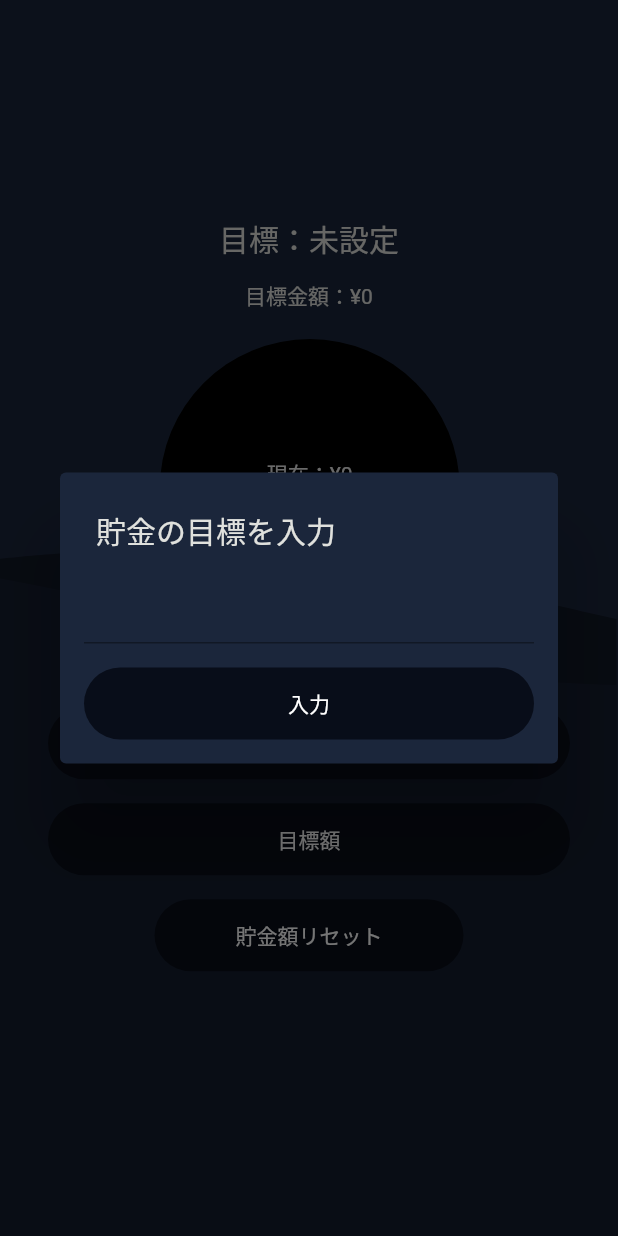
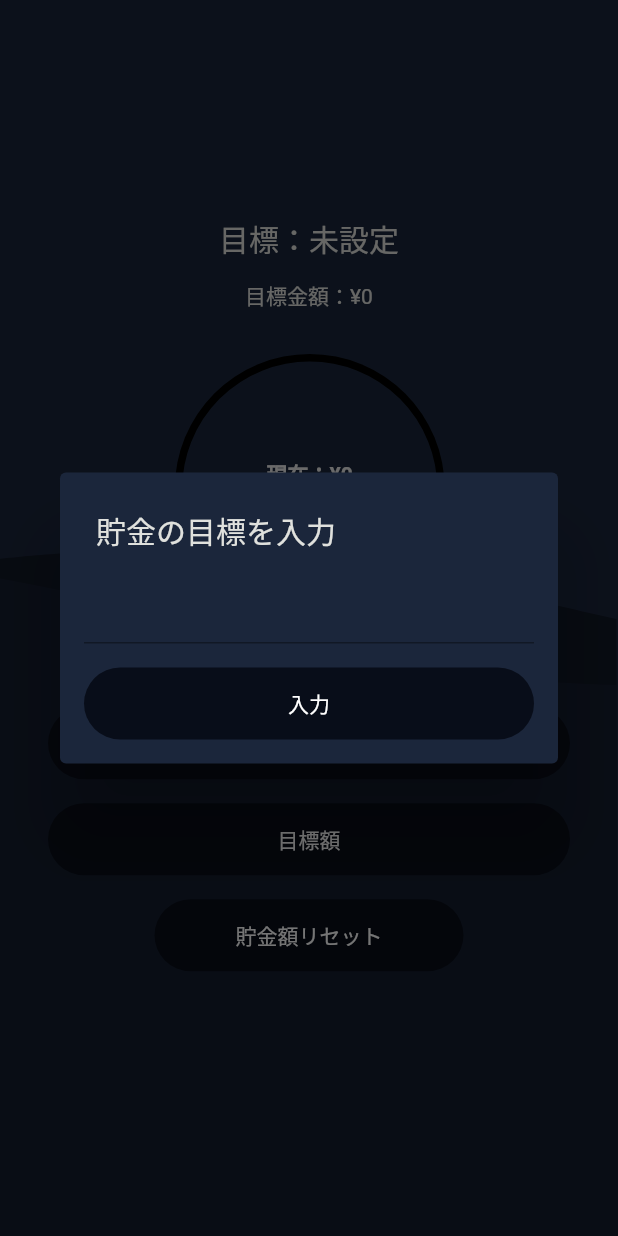
Before and after one commit to mazemaze/Flutter_FillingGood, a Flutter app: the screen it shows after launch, after a tap on "目標", on a phone screen of 412 x 824 dp. Run offline on Flutter 3.47's test engine with Material 2 defaults, Android fonts, the phone set to English and light mode, and no system bars; drawn by our look-alikes of google_mobile_ads; our stand-ins replace shared_preferences; network calls fail; statements that could not run were skipped.

Commit message:
Add progress animation and dialog to celebrate

```diff
--- a/lib/admob/admob.dart
+++ b/lib/admob/admob.dart
@@ -5,9 +5,9 @@ import 'package:flutter/material.dart';
 class AdMobService {
   String? getBannerAdUnitId() {
     if (Platform.isAndroid) {
-      return 'ca-app-pub-3940256099942544/6300978111';
+      return 'ca-app-pub-9406495332982701/6614142752';
     } else if (Platform.isIOS) {
-      return 'ca-app-pub-3940256099942544/2934735716';
+      return 'ca-app-pub-9406495332982701/3512502542';
     }
     return null;
   }
--- /dev/null
+++ b/lib/screens/circle_progress.dart
@@ -0,0 +1,139 @@
+import 'dart:math';
+
+import 'package:flutter/material.dart';
+
+class WaveProgress extends StatefulWidget {
+  final double size;
+  final Color borderColor, fillColor;
+  final double progress;
+
+  WaveProgress(this.size, this.borderColor, this.fillColor, this.progress);
+
+  @override
+  WaveProgressState createState() => new WaveProgressState();
+}
+
+class WaveProgressState extends State<WaveProgress>
+    with TickerProviderStateMixin {
+  late AnimationController controller;
+
+  @override
+  void initState() {
+    super.initState();
+    controller = AnimationController(
+      vsync: this,
+      duration: Duration(milliseconds: 2500),
+    );
+
+    controller.repeat();
+  }
+
+  @override
+  void dispose() {
+    controller.dispose();
+    super.dispose();
+  }
+
+  @override
+  Widget build(BuildContext context) {
+    return new Container(
+        width: widget.size,
+        height: widget.size,
+        //decoration: new BoxDecoration(color: Colors.green),
+        child: ClipPath(
+            clipper: CircleClipper(),
+            child: new AnimatedBuilder(
+                animation: controller,
+                builder: (BuildContext context, Widget? child) {
+                  return CustomPaint(
+                      painter: WaveProgressPainter(
+                          controller,
+                          widget.borderColor,
+                          widget.fillColor,
+                          widget.progress));
+                })));
+  }
+}
+
+class WaveProgressPainter extends CustomPainter {
+  late Animation<double> _animation;
+  late Color borderColor, fillColor;
+  late double _progress;
+
+  WaveProgressPainter(
+      this._animation, this.borderColor, this.fillColor, this._progress)
+      : super(repaint: _animation);
+
+  @override
+  void paint(Canvas canvas, Size size) {
+    // draw small wave
+    Paint wave2Paint = new Paint()..color = fillColor.withOpacity(0.5);
+    double p = _progress / 100.0;
+    double n = 4.2;
+    double amp = 4.0;
+    double baseHeight = (1 - p) * size.height;
+
+    Path path = Path();
+    path.moveTo(0.0, baseHeight);
+    for (double i = 0.0; i < size.width; i++) {
+      path.lineTo(
+          i,
+          baseHeight +
+              sin((i / size.width * 2 * pi * n) +
+                      (_animation.value * 2 * pi) +
+                      pi * 1) *
+                  amp);
+    }
+
+    path.lineTo(size.width, size.height);
+    path.lineTo(0.0, size.height);
+    path.close();
+    canvas.drawPath(path, wave2Paint);
+
+    // draw big wave
+    Paint wave1Paint = new Paint()..color = fillColor;
+    n = 2.2;
+    amp = 10.0;
+
+    path = Path();
+    path.moveTo(0.0, baseHeight);
+    for (double i = 0.0; i < size.width; i++) {
+      path.lineTo(
+          i,
+          baseHeight +
+              sin((i / size.width * 2 * pi * n) + (_animation.value * 2 * pi)) *
+                  amp);
+    }
+
+    path.lineTo(size.width, size.height);
+    path.lineTo(0.0, size.height);
+    path.close();
+    canvas.drawPath(path, wave1Paint);
+
+    // draw border
+    Paint borderPaint = new Paint()
+      ..color = borderColor
+      ..style = PaintingStyle.stroke
+      ..strokeWidth = 10.0;
+
+    canvas.drawCircle(size.center(Offset.zero), size.width / 2, borderPaint);
+  }
+
+  @override
+  bool shouldRepaint(CustomPainter oldDelegate) => true;
+}
+
+class CircleClipper extends CustomClipper<Path> {
+  @override
+  Path getClip(Size size) {
+    return Path()
+      ..addOval(new Rect.fromCircle(
+          center: new Offset(size.width / 2, size.height / 2),
+          radius: size.width / 2));
+  }
+
+  @override
+  bool shouldReclip(CustomClipper<Path> oldClipper) {
+    return true;
+  }
+}
--- a/lib/screens/home_screen.dart
+++ b/lib/screens/home_screen.dart
@@ -2,6 +2,7 @@ import 'package:flutter/material.dart';
 import 'package:google_mobile_ads/google_mobile_ads.dart';
 import 'package:help_me_save/admob/admob.dart';
 import 'package:help_me_save/screens/animated_background.dart';
+import 'package:help_me_save/screens/circle_progress.dart';
 import 'package:help_me_save/utils/color.dart';
 import 'dart:math';
 
@@ -32,6 +33,7 @@ class _HomeScreenState extends State<HomeScreen>
   late String currentGoal;
   late int currentGoalAmount;
   late AnimationController _controller;
+  bool isSucceed = false;
   int padValue = 1;
   void initData() async {
     SharedPreferences pref = await SharedPreferences.getInstance();
@@ -39,8 +41,36 @@ class _HomeScreenState extends State<HomeScreen>
       currentAmount = pref.getInt("amount") ?? 0;
       currentGoal = pref.getString("goal") ?? "未設定";
       currentGoalAmount = pref.getInt("goalAmount") ?? 0;
-      padValue = ((currentAmount / currentGoalAmount) * 10).toInt();
-      print(padValue);
+      final value = ((currentAmount / currentGoalAmount) * 100).toInt();
+      padValue = value.isNaN ? 0 : value;
+    });
+  }
+
+  void checkIfGoalisSatisfied() {
+    if (currentAmount > currentGoalAmount) {
+      setState(() {
+        isSucceed = true;
+      });
+    }
+  }
+
+  void resetAllSettings() {
+    LocalStorageService service = LocalStorageService();
+    setState(() {
+      service.saveNewGoal("未設定");
+      service.setToNewGoalAmount(0);
+      service.resetAmount();
+      padValue = 0;
+    });
+    initData();
+  }
+
+  Future setCurrentAmount() async {
+    SharedPreferences pref = await SharedPreferences.getInstance();
+    setState(() {
+      currentAmount = pref.getInt("amount") ?? 0;
+      final value = ((currentAmount / currentGoalAmount) * 100).toInt();
+      padValue = value.isNaN ? 0 : value;
     });
   }
 
@@ -54,7 +84,6 @@ class _HomeScreenState extends State<HomeScreen>
       duration: Duration(seconds: 2),
       reverseDuration: Duration(seconds: 2),
     );
-    print(_controller.status);
     _controller
       ..addListener(() {
         setState(() {});
@@ -135,27 +164,93 @@ class _HomeScreenState extends State<HomeScreen>
         margin: EdgeInsets.symmetric(vertical: 16),
         width: 200,
         height: 200,
-        child: MyFillingContainer(
-          amount: "$currentAmount",
-          progress: padValue / 10,
-          size: 200,
-          backgroundColor: Colors.black,
-          progressColor: Colors.blue,
-          function: () => showDialog(
+        child: GestureDetector(
+            onTap: () => showDialog(
                   context: context,
-            builder: (_) => _buildInputDialog(context, () {
+                  builder: (_) => _buildInputDialog(context, () async {
+                    setState(() {
                       LocalStorageService().addAmount(
                         currentAmount,
                         int.parse(
                           amount.text,
                         ),
                       );
-              initData();
+                      checkIfGoalisSatisfied();
+                    });
+                    await setCurrentAmount();
                     amount.text = "";
+                    print(currentAmount >= currentGoalAmount);
+                    if (currentAmount >= currentGoalAmount) {
                       Navigator.of(context).pop();
+                      showDialog(
+                        context: context,
+                        builder: (_) => SimpleDialog(
+                          backgroundColor: oxfordBlue,
+                          title: Text(
+                            "おめでとうございます！\n目標達成です！",
+                            textAlign: TextAlign.center,
+                            style: TextStyle(
+                              color: Colors.white,
+                            ),
+                          ),
+                          children: [
+                            Container(
+                              width: MediaQuery.of(context).size.width,
+                              margin:
+                                  EdgeInsets.only(left: 16, right: 16, top: 16),
+                              decoration: BoxDecoration(
+                                color: oxfordBlue.shade900,
+                                borderRadius: BorderRadius.circular(40),
+                              ),
+                              child: TextButton(
+                                onPressed: () {
+                                  setState(() {
+                                    resetAllSettings();
+                                  });
+                                  Navigator.of(context).pop();
+                                },
+                                child: Text(
+                                  "リセットする",
+                                  style: TextStyle(color: Colors.white),
+                                ),
+                              ),
+                            ),
+                          ],
+                        ),
+                      );
+                    } else {
+                      Navigator.of(context).pop();
+                    }
+                    isSucceed = false;
                   }, amount, "貯金額を入力", TextInputType.number),
                 ),
+            child: Stack(
+              alignment: Alignment.center,
+              children: [
+                WaveProgress(180.0, Colors.black, Colors.blueAccent.shade700,
+                    padValue.toDouble()),
+                Column(
+                  mainAxisAlignment: MainAxisAlignment.center,
+                  children: [
+                    Text(
+                      ("現在：¥${currentAmount}"),
+                      style: TextStyle(
+                        color: Colors.grey[200],
+                        fontWeight: FontWeight.bold,
                       ),
+                    ),
+                    SizedBox(height: 2),
+                    Text(
+                      ("タップして貯金額追加"),
+                      style: TextStyle(
+                        color: Colors.grey[200],
+                        fontSize: 12,
+                      ),
+                    ),
+                  ],
+                ),
+              ],
+            )),
       ),
       builder: (context, child) => Transform.translate(
         offset: Offset(_controller.value * 2, _controller.value * 10),
@@ -338,6 +433,7 @@ class _MyFillingContainerState extends State<MyFillingContainer>
                   Align(
                     alignment: Alignment.bottomCenter,
                     child: Container(
+                      color: Colors.blue,
                       height: widget.size! * widget.progress!,
                     ),
                   ),
--- a/pubspec.yaml
+++ b/pubspec.yaml
@@ -96,3 +96,5 @@ flutter_icons:
   android: true
   ios: true
   image_path: "assets/app-icon.png"
+  adaptive_icon_background: "assets/icon/background_icon.png"
+  adaptive_icon_foreground: "assets/icon/foreground_icon.png"
```
Lines whose indentation alone changed are shown as unchanged.
